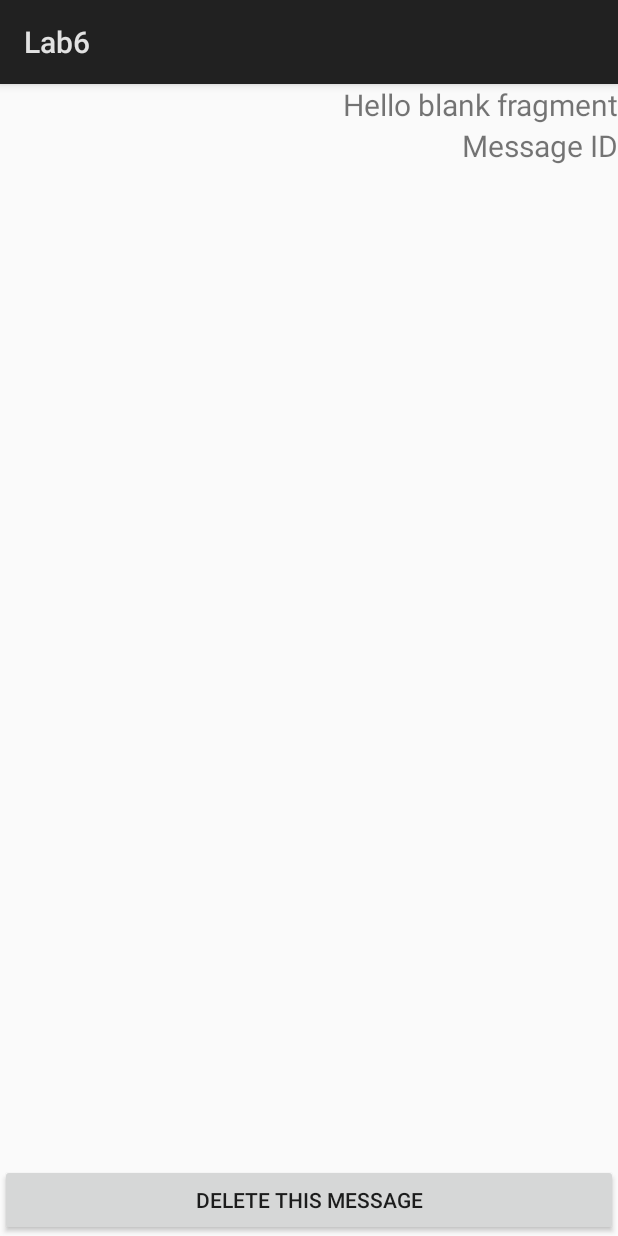
After one commit to Smilesli/CST2335_GUI, an Android app: the layout fragment_blank.xml on its own in the app's theme, with its tools: preview values and no code run, on a phone screen of 412 x 824 dp. The commit adds this screen. Run offline under Robolectric (Android 15) with nearby library versions, the phone set to English and light mode, and no system bars.

Commit message:
finished lab 7

```diff
--- /dev/null
+++ b/app/src/main/res/layout/fragment_blank.xml
@@ -0,0 +1,35 @@
+<?xml version="1.0" encoding="utf-8"?>
+<RelativeLayout xmlns:android="http://schemas.android.com/apk/res/android"
+    xmlns:tools="http://schemas.android.com/tools"
+    android:layout_width="match_parent"
+    android:layout_height="match_parent"
+    tools:context=".BlankFragment">
+
+    <!-- TODO: Update blank fragment layout -->
+    <TextView
+        android:id="@+id/messageView"
+        android:layout_width="match_parent"
+        android:layout_height="wrap_content"
+        android:layout_alignParentTop="true"
+        android:text="@string/hello_blank_fragment"
+        android:gravity="right"
+        android:textSize="20dp" />
+
+
+    <TextView
+        android:layout_width="match_parent"
+        android:layout_height="wrap_content"
+        android:text="Message ID"
+        android:gravity="right"
+        android:id="@+id/msgId"
+        android:textSize="20dp"
+        android:layout_below="@+id/messageView"
+        />
+    <Button
+        android:layout_width="match_parent"
+        android:layout_height="wrap_content"
+        android:text="Delete this message"
+        android:id="@+id/deleteMsg"
+        android:layout_alignParentBottom="true"
+        />
+</RelativeLayout>
--- a/app/src/main/res/values/strings.xml
+++ b/app/src/main/res/values/strings.xml
@@ -9,4 +9,7 @@
     <string name="ButtonStartChat">Start Chat</string>
     <string name="ButtonWeather">Weather</string>
     <string name="Buttonsend">Send</string>
+
+    <!-- TODO: Remove or change this placeholder text -->
+    <string name="hello_blank_fragment">Hello blank fragment</string>
 </resources>
```
Also changed, not shown: app/src/main/AndroidManifest.xml (+5 -3 lines), app/src/main/java/com/example/yueli/androidlabs/BlankFragment.java (added, +93 -0 lines), app/src/main/java/com/example/yueli/androidlabs/ChatDatabaseHelper.java (+21 -3 lines), app/src/main/java/com/example/yueli/androidlabs/ChatWindowActivity.java (+102 -17 lines), app/src/main/java/com/example/yueli/androidlabs/MessageDetails.java (added, +37 -0 lines), app/src/main/res/layout-land/activity_chat_window.xml (added, +55 -0 lines), app/src/main/res/layout-sw600dp/activity_chat_window.xml (deleted, +0 -54 lines), app/src/main/res/layout/activity_message_details.xml (added, +10 -0 lines).
